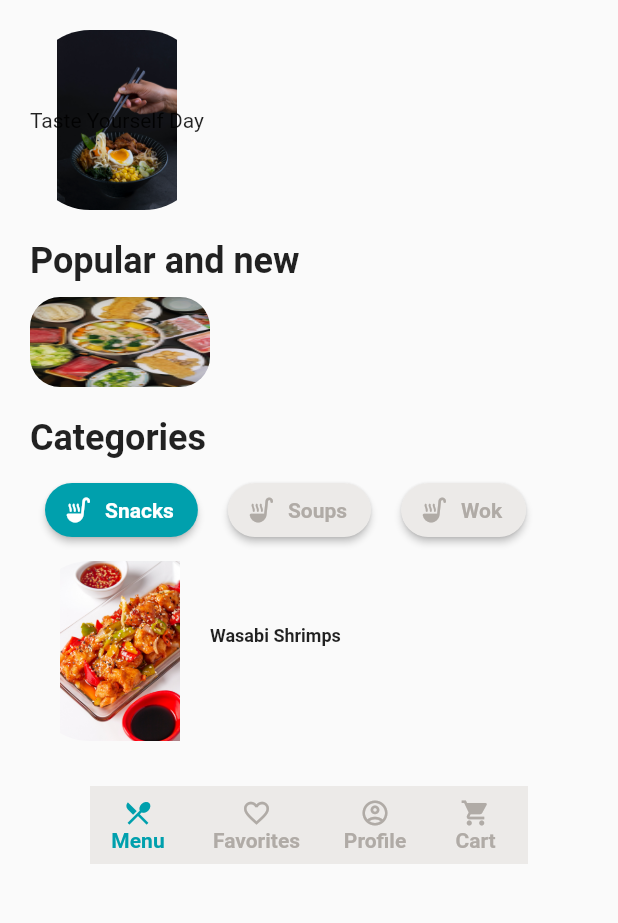
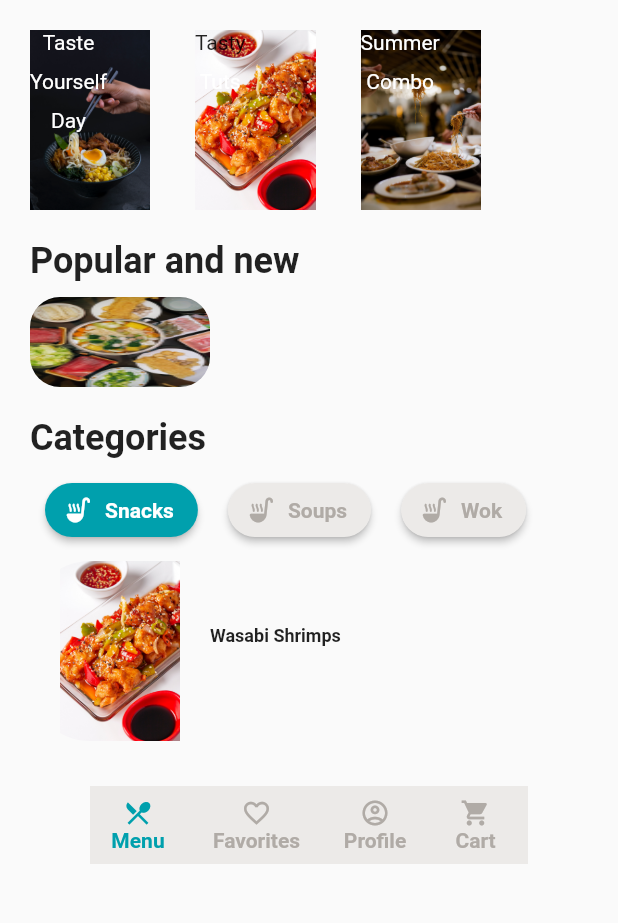
Before and after one commit to rich5k/fastfud_app, a Flutter app: the MenuPage screen opened directly, on a phone screen of 412 x 824 dp, the part 135-1058 px from its top. Run offline on Flutter 3.47's test engine with Material 2 defaults, Android fonts, the phone set to English and light mode, and no system bars; our stand-ins replace splashscreen.

Commit message:
added new pics to menu page

```diff
--- a/lib/menu.dart
+++ b/lib/menu.dart
@@ -53,14 +53,113 @@ class MenuPage extends StatelessWidget{
                   Container(
                   // width: MediaQuery.of(context).size.width - 100.0,
                   height: 120.0,
-                  decoration: BoxDecoration(
-                      borderRadius: BorderRadius.circular(40.0),
-                      image: DecorationImage(
-                          image: AssetImage('images/menupic1.jpg')
-                      )
+                  child:Stack(
+                      children: <Widget>[
+                        Image.asset('images/menupic1.jpg'),
+                        Column(
+                          children: [
+                            Text(
+                              'Taste',
+                                style: const TextStyle(
+                                  color: Colors.white,
+                                )
+                            ),
+                            SizedBox(height: 10.0,),
+                            Text(
+                                'Yourself',
+                                style: const TextStyle(
+                                  color: Colors.white,
+                                )
+                            ),
+                            SizedBox(height: 10.0,),
+                            Text(
+                                'Day',
+                                style: const TextStyle(
+                                  color: Colors.white,
+                                )
+                            ),
+                          ],
+                        ),
+                      ]
                   ),
-                  child: Center(child: Text('Taste Yourself Day',),),
+                  // decoration: BoxDecoration(
+                  //     borderRadius: BorderRadius.circular(40.0),
+                  //     image: DecorationImage(
+                  //         image: AssetImage('images/menupic1.jpg')
+                  //     )
+                  // ),
+                  // child: Center(child: Text('Taste Yourself Day',),),
                 ),
+                  SizedBox(width: 30.0,),
+                  Container(
+                    // width: MediaQuery.of(context).size.width - 100.0,
+                    height: 120.0,
+                    child:Stack(
+                        children: <Widget>[
+                          Image.asset('images/menupic3.jpg'),
+                          Column(
+                            children: [
+                              Text(
+                                  'Tasty',
+                                  style: const TextStyle(
+                                    // color: Colors.white,
+                                  )
+                              ),
+                              SizedBox(height: 10.0,),
+                              Text(
+                                  'Tuts',
+                                  style: const TextStyle(
+                                    color: Colors.white,
+                                  )
+                              ),
+
+                            ],
+                          ),
+                        ]
+                    ),
+                    // decoration: BoxDecoration(
+                    //     borderRadius: BorderRadius.circular(40.0),
+                    //     image: DecorationImage(
+                    //         image: AssetImage('images/menupic1.jpg')
+                    //     )
+                    // ),
+                    // child: Center(child: Text('Taste Yourself Day',),),
+                  ),
+                  SizedBox(width: 30.0,),
+                  Container(
+                    // width: MediaQuery.of(context).size.width - 100.0,
+                    height: 120.0,
+                    child:Stack(
+                        children: <Widget>[
+                          Image.asset('images/menupic4.jpg'),
+                          Column(
+                            children: [
+                              Text(
+                                  'Summer',
+                                  style: const TextStyle(
+                                    color: Colors.white,
+                                  )
+                              ),
+                              SizedBox(height: 10.0,),
+                              Text(
+                                  'Combo',
+                                  style: const TextStyle(
+                                    color: Colors.white,
+                                  )
+                              ),
+
+                            ],
+                          ),
+                        ]
+                    ),
+                    // decoration: BoxDecoration(
+                    //     borderRadius: BorderRadius.circular(40.0),
+                    //     image: DecorationImage(
+                    //         image: AssetImage('images/menupic1.jpg')
+                    //     )
+                    // ),
+                    // child: Center(child: Text('Taste Yourself Day',),),
+                  ),
                 ]
               ),
               SizedBox(height: 20.0,),
--- a/lib/sign_up.dart
+++ b/lib/sign_up.dart
@@ -1,4 +1,5 @@
 import 'package:fastfud/login.dart';
+import 'package:fastfud/shortcode.dart';
 import 'package:flutter/material.dart';
 import 'menu.dart';
 
@@ -150,7 +151,7 @@ class SignUpPage extends StatelessWidget{
                   child: TextButton(
                     onPressed: (){
                       Navigator.push(context, MaterialPageRoute(builder: (context){
-                        return LoginPage();
+                        return ShortCodePage();
                       }));
                     },
                     child: Container(
```
